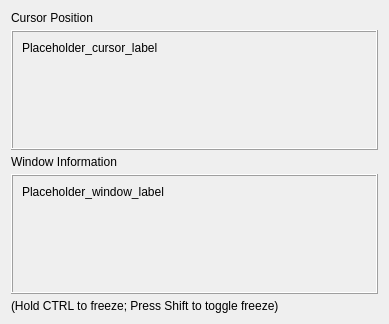
Before: the Qt Designer form app.ui in PetricaT/wayland-peek, drawn with Qt 5.
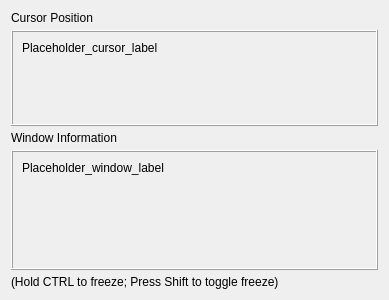
After: the same form once the commit is applied.

Diff of the .ui file:
```diff
--- a/app.ui
+++ b/app.ui
@@ -7,9 +7,15 @@
     <x>0</x>
     <y>0</y>
     <width>389</width>
-    <height>322</height>
+    <height>300</height>
    </rect>
   </property>
+  <property name="minimumSize">
+   <size>
+    <width>355</width>
+    <height>300</height>
+   </size>
+  </property>
   <property name="windowTitle">
    <string>wayland-peek</string>
   </property>
@@ -46,7 +52,7 @@
        <property name="minimumSize">
         <size>
          <width>300</width>
-         <height>120</height>
+         <height>70</height>
         </size>
        </property>
        <property name="frameShape">
@@ -83,7 +89,7 @@
            <set>Qt::AlignmentFlag::AlignLeading|Qt::AlignmentFlag::AlignLeft|Qt::AlignmentFlag::AlignTop</set>
           </property>
           <property name="wordWrap">
-           <bool>true</bool>
+           <bool>false</bool>
           </property>
           <property name="margin">
            <number>0</number>
@@ -157,7 +163,7 @@
            <set>Qt::AlignmentFlag::AlignLeading|Qt::AlignmentFlag::AlignLeft|Qt::AlignmentFlag::AlignTop</set>
           </property>
           <property name="wordWrap">
-           <bool>true</bool>
+           <bool>false</bool>
           </property>
           <property name="margin">
            <number>0</number>
```
